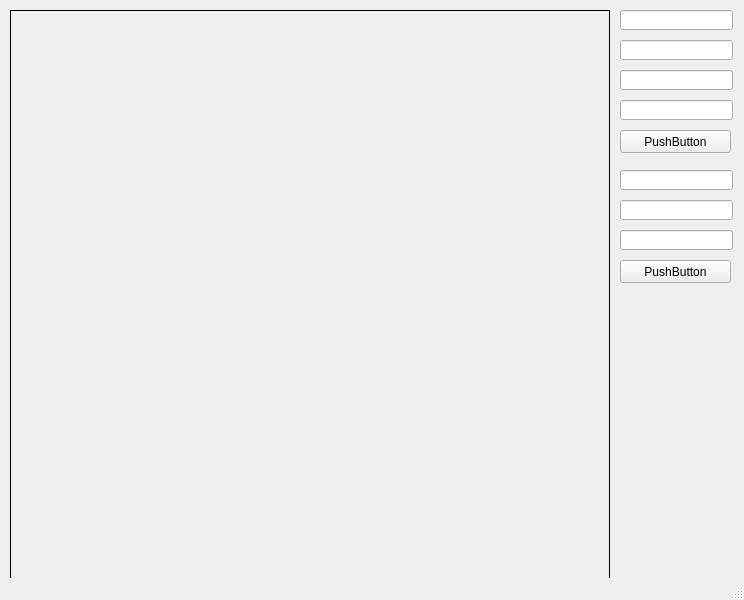
Qt form 3/ui/ui.ui (Sergkon99/computer-graphics) before a commit.
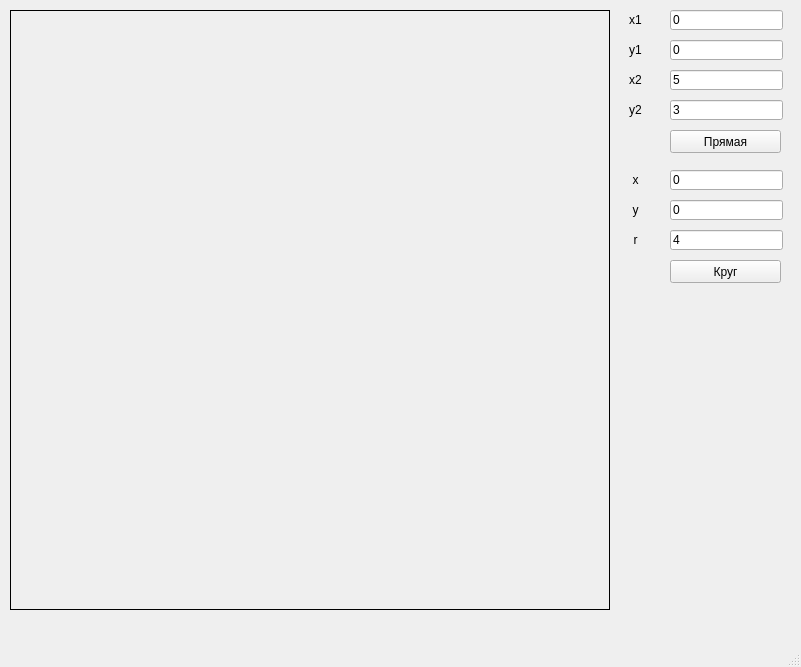
The same form after that commit.

The edit to the form file:
```diff
--- a/3/ui/ui.ui
+++ b/3/ui/ui.ui
@@ -6,8 +6,8 @@
    <rect>
     <x>0</x>
     <y>0</y>
-    <width>744</width>
-    <height>600</height>
+    <width>801</width>
+    <height>667</height>
    </rect>
   </property>
   <property name="windowTitle">
@@ -39,97 +39,230 @@
    <widget class="QPushButton" name="pb_draw_line">
     <property name="geometry">
      <rect>
-      <x>620</x>
+      <x>670</x>
       <y>130</y>
       <width>111</width>
       <height>23</height>
      </rect>
     </property>
     <property name="text">
-     <string>PushButton</string>
+     <string>Прямая</string>
     </property>
    </widget>
    <widget class="QLineEdit" name="le_line_x1">
     <property name="geometry">
      <rect>
-      <x>620</x>
+      <x>670</x>
       <y>10</y>
       <width>113</width>
       <height>20</height>
      </rect>
     </property>
+    <property name="text">
+     <string>0</string>
+    </property>
    </widget>
    <widget class="QLineEdit" name="le_line_y1">
     <property name="geometry">
      <rect>
-      <x>620</x>
+      <x>670</x>
       <y>40</y>
       <width>113</width>
       <height>20</height>
      </rect>
     </property>
+    <property name="text">
+     <string>0</string>
+    </property>
    </widget>
    <widget class="QLineEdit" name="le_circle_r">
     <property name="geometry">
      <rect>
-      <x>620</x>
+      <x>670</x>
       <y>230</y>
       <width>113</width>
       <height>20</height>
      </rect>
     </property>
+    <property name="text">
+     <string>4</string>
+    </property>
    </widget>
    <widget class="QLineEdit" name="le_circle_x">
     <property name="geometry">
      <rect>
-      <x>620</x>
+      <x>670</x>
       <y>170</y>
       <width>113</width>
       <height>20</height>
      </rect>
     </property>
+    <property name="text">
+     <string>0</string>
+    </property>
    </widget>
    <widget class="QLineEdit" name="le_circle_y">
     <property name="geometry">
      <rect>
-      <x>620</x>
+      <x>670</x>
       <y>200</y>
       <width>113</width>
       <height>20</height>
      </rect>
     </property>
+    <property name="text">
+     <string>0</string>
+    </property>
    </widget>
    <widget class="QPushButton" name="pb_draw_circle">
     <property name="geometry">
      <rect>
-      <x>620</x>
+      <x>670</x>
       <y>260</y>
       <width>111</width>
       <height>23</height>
      </rect>
     </property>
     <property name="text">
-     <string>PushButton</string>
+     <string>Круг</string>
     </property>
    </widget>
    <widget class="QLineEdit" name="le_line_x2">
     <property name="geometry">
      <rect>
-      <x>620</x>
+      <x>670</x>
       <y>70</y>
       <width>113</width>
       <height>20</height>
      </rect>
     </property>
+    <property name="text">
+     <string>5</string>
+    </property>
    </widget>
    <widget class="QLineEdit" name="le_line_y2">
     <property name="geometry">
      <rect>
-      <x>620</x>
+      <x>670</x>
       <y>100</y>
       <width>113</width>
       <height>20</height>
      </rect>
+    </property>
+    <property name="text">
+     <string>3</string>
+    </property>
+   </widget>
+   <widget class="QLabel" name="label">
+    <property name="geometry">
+     <rect>
+      <x>610</x>
+      <y>10</y>
+      <width>51</width>
+      <height>20</height>
+     </rect>
+    </property>
+    <property name="text">
+     <string>x1</string>
+    </property>
+    <property name="alignment">
+     <set>Qt::AlignCenter</set>
+    </property>
+   </widget>
+   <widget class="QLabel" name="label_2">
+    <property name="geometry">
+     <rect>
+      <x>610</x>
+      <y>70</y>
+      <width>51</width>
+      <height>20</height>
+     </rect>
+    </property>
+    <property name="text">
+     <string>x2</string>
+    </property>
+    <property name="alignment">
+     <set>Qt::AlignCenter</set>
+    </property>
+   </widget>
+   <widget class="QLabel" name="label_3">
+    <property name="geometry">
+     <rect>
+      <x>610</x>
+      <y>40</y>
+      <width>51</width>
+      <height>20</height>
+     </rect>
+    </property>
+    <property name="text">
+     <string>y1</string>
+    </property>
+    <property name="alignment">
+     <set>Qt::AlignCenter</set>
+    </property>
+   </widget>
+   <widget class="QLabel" name="label_4">
+    <property name="geometry">
+     <rect>
+      <x>610</x>
+      <y>100</y>
+      <width>51</width>
+      <height>20</height>
+     </rect>
+    </property>
+    <property name="text">
+     <string>y2</string>
+    </property>
+    <property name="alignment">
+     <set>Qt::AlignCenter</set>
+    </property>
+   </widget>
+   <widget class="QLabel" name="label_5">
+    <property name="geometry">
+     <rect>
+      <x>610</x>
+      <y>170</y>
+      <width>51</width>
+      <height>20</height>
+     </rect>
+    </property>
+    <property name="text">
+     <string>x</string>
+    </property>
+    <property name="alignment">
+     <set>Qt::AlignCenter</set>
+    </property>
+   </widget>
+   <widget class="QLabel" name="label_6">
+    <property name="geometry">
+     <rect>
+      <x>610</x>
+      <y>200</y>
+      <width>51</width>
+      <height>20</height>
+     </rect>
+    </property>
+    <property name="text">
+     <string>y</string>
+    </property>
+    <property name="alignment">
+     <set>Qt::AlignCenter</set>
+    </property>
+   </widget>
+   <widget class="QLabel" name="label_7">
+    <property name="geometry">
+     <rect>
+      <x>610</x>
+      <y>230</y>
+      <width>51</width>
+      <height>20</height>
+     </rect>
+    </property>
+    <property name="text">
+     <string>r</string>
+    </property>
+    <property name="alignment">
+     <set>Qt::AlignCenter</set>
     </property>
    </widget>
   </widget>
```
Left out of the diff: 2 changed lines with no effect on the pictures.
